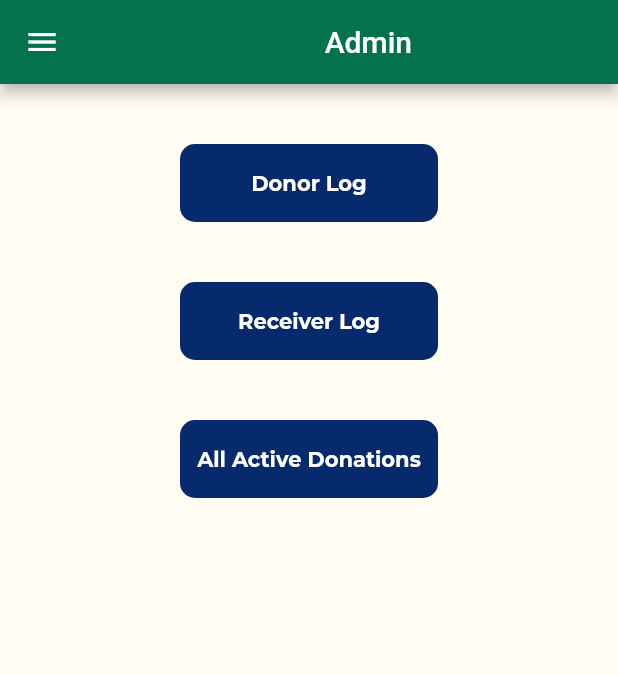
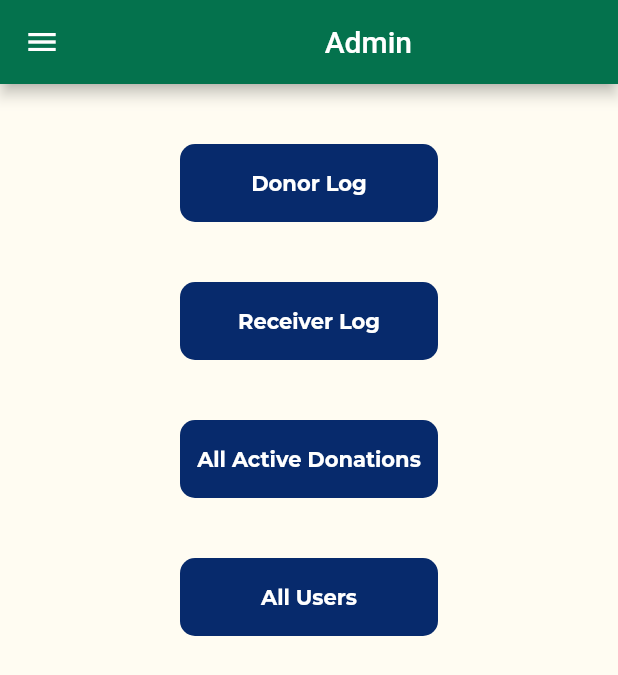
Before and after one commit to SauravSushil/FEED-App, a Flutter app: the AdminPage screen opened directly, on a phone screen of 412 x 824 dp. Shown: the top 675 px of the screen. Run offline on Flutter 3.47's test engine with Material 2 defaults, Android fonts, the phone set to English and light mode, and no system bars; our stand-ins replace blurrycontainer, cloud_firestore, firebase_auth, firebase_core, flutter_screenutil, geocoding and 4 more; accounts and stored records are empty.

```diff
--- a/lib/admin.dart
+++ b/lib/admin.dart
@@ -71,7 +71,7 @@ class _AdminState extends State<AdminPage> {
                     ),
                   ),
                 ),
-                SizedBox(
+                const SizedBox(
                   height: 40,
                 ),
                 Padding(
@@ -95,7 +95,7 @@ class _AdminState extends State<AdminPage> {
                     ),
                   ),
                 ),
-                SizedBox(
+                const SizedBox(
                   height: 40,
                 ),
                 Padding(
@@ -119,6 +119,30 @@ class _AdminState extends State<AdminPage> {
                     ),
                   ),
                 ),
+                const SizedBox(
+                  height: 40,
+                ),
+                Padding(
+                  padding: const EdgeInsets.symmetric(horizontal: 120),
+                  child: Container(
+                    padding: const EdgeInsets.all(2),
+                    decoration: BoxDecoration(
+                        color: const Color(0xff072A6C),
+                        borderRadius: BorderRadius.circular(10)),
+                    child: Center(
+                      child: TextButton(
+                        onPressed: () {
+                          Navigator.pushNamed(context, "allUsers");
+                        },
+                        child: Text(
+                          'All Users',
+                          style: GoogleFonts.montserrat(
+                              color: Colors.white, fontWeight: FontWeight.bold),
+                        ),
+                      ),
+                    ),
+                  ),
+                ),
               ]),
         ),
       ),
--- a/lib/main.dart
+++ b/lib/main.dart
@@ -1,3 +1,4 @@
+import 'package:Feed/allUsers.dart';
 import 'package:Feed/history_page.dart';
 import 'package:Feed/mStone_page.dart';
 import 'package:Feed/receiver_page.dart';
@@ -45,7 +46,8 @@ class FEED extends StatelessWidget {
         "MilestonePage": (context) => const MileStonePage(),
         "Adminngo": (context) => Adminngopage(),
         "Admindonor": (context) => Admindonorpage(),
-        "dlog": (context) => const dlog()
+        "dlog": (context) => const dlog(),
+        "allUsers": (context) => const allUsersPage()
       },
     );
   }
--- a/lib/receiver_page.dart
+++ b/lib/receiver_page.dart
@@ -211,9 +211,6 @@ class _ReceiverPageState extends State<ReceiverPage> {
                           ],
                         ));
                   }
-                  return const Center(
-                    child: CircularProgressIndicator(),
-                  );
                 });
           }
 
```
Also changed, not shown: lib/allUsers.dart (added, +81 -0 lines), lib/dlog.dart (+42 -42 lines), lib/mStone_page.dart (+2 -6 lines).
